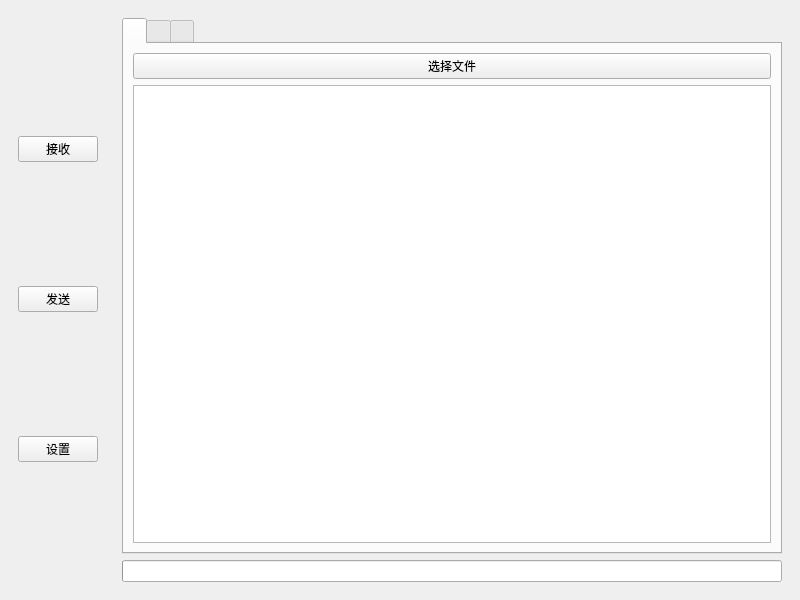
Old version of the form LanFileTransfer/mainwindow.ui in the repository ynyooy/LanFileTransfer.
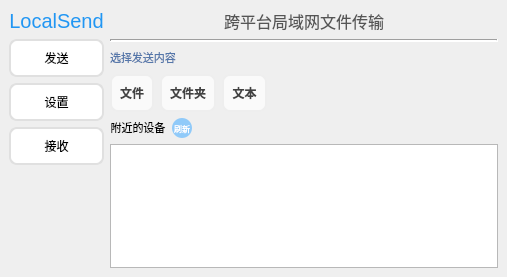
New version of the form.

Commit message: feat: 完善QT界面布局，添加代码注释（按钮/输入框/状态栏）

Diff of the .ui file:
```diff
--- a/LanFileTransfer/mainwindow.ui
+++ b/LanFileTransfer/mainwindow.ui
@@ -6,107 +6,344 @@
    <rect>
     <x>0</x>
     <y>0</y>
-    <width>800</width>
-    <height>600</height>
+    <width>507</width>
+    <height>277</height>
    </rect>
   </property>
   <property name="windowTitle">
    <string>LocalSend</string>
   </property>
   <widget class="QWidget" name="centralwidget">
-   <layout class="QHBoxLayout">
+   <layout class="QHBoxLayout" name="horizontalLayout_4">
     <item>
-     <widget class="QWidget" name="leftPanel">
-      <layout class="QVBoxLayout">
-       <item>
-        <widget class="QPushButton" name="receiveButton">
-         <property name="text">
-          <string>接收</string>
-         </property>
-        </widget>
-       </item>
-       <item>
-        <widget class="QPushButton" name="sendButton">
-         <property name="text">
-          <string>发送</string>
-         </property>
-        </widget>
-       </item>
-       <item>
-        <widget class="QPushButton" name="settingsButton">
-         <property name="text">
-          <string>设置</string>
-         </property>
-        </widget>
-       </item>
-      </layout>
-     </widget>
+     <layout class="QVBoxLayout" name="verticalLayout">
+      <item>
+       <widget class="QLabel" name="lblTitle">
+        <property name="text">
+         <string>&lt;html&gt;&lt;head/&gt;&lt;body&gt;&lt;p align=&quot;center&quot;&gt;&lt;span style=&quot; font-size:15pt; font-weight:300; color:#2196f3;&quot;&gt;LocalSend&lt;/span&gt;&lt;/p&gt;&lt;/body&gt;&lt;/html&gt;</string>
+        </property>
+       </widget>
+      </item>
+      <item>
+       <widget class="QPushButton" name="sendButton">
+        <property name="styleSheet">
+         <string notr="true">QPushButton {
+    border: 2px solid #e0e0e0;
+    border-radius: 8px;
+    background-color: white;
+    padding: 8px;
+}
+
+QPushButton:hover {
+    border-color: #2196f3;
+    background-color: #f5f9ff;
+}
+
+QPushButton:pressed {
+    border-color: #1976d2;
+    background-color: #e3f2fd;
+}</string>
+        </property>
+        <property name="text">
+         <string>发送</string>
+        </property>
+       </widget>
+      </item>
+      <item>
+       <widget class="QPushButton" name="settingsButton">
+        <property name="styleSheet">
+         <string notr="true">QPushButton {
+    border: 2px solid #e0e0e0;
+    border-radius: 8px;
+    background-color: white;
+    padding: 8px;
+}
+
+QPushButton:hover {
+    border-color: #2196f3;
+    background-color: #f5f9ff;
+}
+
+QPushButton:pressed {
+    border-color: #1976d2;
+    background-color: #e3f2fd;
+}</string>
+        </property>
+        <property name="text">
+         <string>设置</string>
+        </property>
+       </widget>
+      </item>
+      <item>
+       <widget class="QPushButton" name="receiveButton">
+        <property name="styleSheet">
+         <string notr="true">QPushButton {
+    border: 2px solid #e0e0e0;
+    border-radius: 8px;
+    background-color: white;
+    padding: 8px;
+}
+
+QPushButton:hover {
+    border-color: #2196f3;
+    background-color: #f5f9ff;
+}
+
+QPushButton:pressed {
+    border-color: #1976d2;
+    background-color: #e3f2fd;
+}</string>
+        </property>
+        <property name="text">
+         <string>接收</string>
+        </property>
+       </widget>
+      </item>
+      <item>
+       <spacer name="verticalSpacer">
+        <property name="orientation">
+         <enum>Qt::Vertical</enum>
+        </property>
+        <property name="sizeHint" stdset="0">
+         <size>
+          <width>20</width>
+          <height>40</height>
+         </size>
+        </property>
+       </spacer>
+      </item>
+     </layout>
     </item>
     <item>
-     <widget class="QWidget" name="rightPanel">
-      <layout class="QVBoxLayout">
-       <item>
-        <widget class="QTabWidget" name="tabWidget">
-         <property name="tabPosition">
-          <enum>QTabWidget::North</enum>
-         </property>
-         <widget class="QWidget" name="fileTab">
-          <layout class="QVBoxLayout">
-           <item>
-            <widget class="QPushButton" name="selectFileButton">
-             <property name="text">
-              <string>选择文件</string>
-             </property>
-            </widget>
-           </item>
-           <item>
-            <widget class="QListView" name="fileListView"/>
-           </item>
-          </layout>
-         </widget>
-         <widget class="QWidget" name="folderTab">
-          <layout class="QVBoxLayout">
-           <item>
-            <widget class="QPushButton" name="selectFolderButton">
-             <property name="text">
-              <string>选择文件夹</string>
-             </property>
-            </widget>
-           </item>
-           <item>
-            <widget class="QListView" name="folderListView"/>
-           </item>
-          </layout>
-         </widget>
-         <widget class="QWidget" name="textTab">
-          <layout class="QVBoxLayout">
-           <item>
-            <widget class="QPushButton" name="selectTextButton">
-             <property name="text">
-              <string>选择文本</string>
-             </property>
-            </widget>
-           </item>
-           <item>
-            <widget class="QListView" name="textListView"/>
-           </item>
-          </layout>
-         </widget>
-        </widget>
-       </item>
-       <item>
-        <widget class="QProgressBar" name="transferProgressBar"/>
-       </item>
-       <item>
-        <widget class="QLabel" name="deviceLabel">
-         <property name="text">
-          <string>附加设备</string>
-         </property>
-        </widget>
-        <widget class="QListView" name="deviceListView"/>
-       </item>
-      </layout>
-     </widget>
+     <layout class="QVBoxLayout" name="verticalLayout_4">
+      <item>
+       <widget class="QLabel" name="lblSubtitle">
+        <property name="styleSheet">
+         <string notr="true">跨平台局域网文件传输</string>
+        </property>
+        <property name="text">
+         <string>&lt;html&gt;&lt;head/&gt;&lt;body&gt;&lt;p align=&quot;center&quot;&gt;&lt;span style=&quot; font-size:12pt; color:#555;&quot;&gt;跨平台局域网文件传输&lt;/span&gt;&lt;/p&gt;&lt;/body&gt;&lt;/html&gt;</string>
+        </property>
+       </widget>
+      </item>
+      <item>
+       <widget class="QFrame" name="line">
+        <property name="frameShape">
+         <enum>QFrame::HLine</enum>
+        </property>
+        <property name="frameShadow">
+         <enum>QFrame::Sunken</enum>
+        </property>
+        <property name="lineWidth">
+         <number>2</number>
+        </property>
+       </widget>
+      </item>
+      <item>
+       <layout class="QVBoxLayout" name="verticalLayout_2">
+        <item>
+         <layout class="QHBoxLayout" name="horizontalLayout">
+          <item>
+           <widget class="QLabel" name="lblSelection">
+            <property name="text">
+             <string>&lt;html&gt;
+&lt;head/&gt;
+&lt;body&gt;
+&lt;p align=&quot;center&quot;&gt;
+  &lt;span style=&quot;font-size:8pt; font-weight:300; color:#5577AA;&quot;&gt;
+  选择发送内容
+&lt;/span&gt;
+&lt;/p&gt;
+&lt;/body&gt;
+&lt;/html&gt;</string>
+            </property>
+           </widget>
+          </item>
+          <item>
+           <spacer name="horizontalSpacer">
+            <property name="orientation">
+             <enum>Qt::Horizontal</enum>
+            </property>
+            <property name="sizeHint" stdset="0">
+             <size>
+              <width>40</width>
+              <height>20</height>
+             </size>
+            </property>
+           </spacer>
+          </item>
+         </layout>
+        </item>
+        <item>
+         <layout class="QHBoxLayout" name="horizontalLayout_2">
+          <item>
+           <widget class="QPushButton" name="btnSendFile">
+            <property name="styleSheet">
+             <string notr="true">QPushButton {
+    border: 2px solid #eeeeee;
+    border-radius: 8px;
+    background-color: #fafafa;
+    padding: 8px;
+    color: #424242;
+    font-weight: 500;
+}
+
+QPushButton:hover {
+    border-color: #bdbdbd;
+    background-color: #f5f5f5;
+    color: #212121;
+}
+
+QPushButton:pressed {
+    border-color: #9e9e9e;
+    background-color: #eeeeee;
+    color: #212121;
+}</string>
+            </property>
+            <property name="text">
+             <string>文件</string>
+            </property>
+           </widget>
+          </item>
+          <item>
+           <widget class="QPushButton" name="btnSendFolder">
+            <property name="styleSheet">
+             <string notr="true">QPushButton {
+    border: 2px solid #eeeeee;
+    border-radius: 8px;
+    background-color: #fafafa;
+    padding: 8px;
+    color: #424242;
+    font-weight: 500;
+}
+
+QPushButton:hover {
+    border-color: #bdbdbd;
+    background-color: #f5f5f5;
+    color: #212121;
+}
+
+QPushButton:pressed {
+    border-color: #9e9e9e;
+    background-color: #eeeeee;
+    color: #212121;
+}</string>
+            </property>
+            <property name="text">
+             <string>文件夹</string>
+            </property>
+           </widget>
+          </item>
+          <item>
+           <widget class="QPushButton" name="btnSendText">
+            <property name="styleSheet">
+             <string notr="true">QPushButton {
+    border: 2px solid #eeeeee;
+    border-radius: 8px;
+    background-color: #fafafa;
+    padding: 8px;
+    color: #424242;
+    font-weight: 500;
+}
+
+QPushButton:hover {
+    border-color: #bdbdbd;
+    background-color: #f5f5f5;
+    color: #212121;
+}
+
+QPushButton:pressed {
+    border-color: #9e9e9e;
+    background-color: #eeeeee;
+    color: #212121;
+}</string>
+            </property>
+            <property name="text">
+             <string>文本</string>
+            </property>
+           </widget>
+          </item>
+          <item>
+           <spacer name="horizontalSpacer_2">
+            <property name="orientation">
+             <enum>Qt::Horizontal</enum>
+            </property>
+            <property name="sizeHint" stdset="0">
+             <size>
+              <width>40</width>
+              <height>20</height>
+             </size>
+            </property>
+           </spacer>
+          </item>
+         </layout>
+        </item>
+       </layout>
+      </item>
+      <item>
+       <layout class="QVBoxLayout" name="verticalLayout_3">
+        <item>
+         <layout class="QHBoxLayout" name="horizontalLayout_3">
+          <item>
+           <widget class="QLabel" name="lblDevicesTitle">
+            <property name="text">
+             <string>&lt;html&gt;&lt;head/&gt;&lt;body&gt;&lt;p align=&quot;center&quot;&gt;&lt;span style=&quot; font-size:8pt; font-weight:200;&quot;&gt;附近的设备&lt;/span&gt;&lt;/p&gt;&lt;/body&gt;&lt;/html&gt;</string>
+            </property>
+           </widget>
+          </item>
+          <item>
+           <widget class="QPushButton" name="btnrefresh">
+            <property name="styleSheet">
+             <string notr="true">QPushButton {
+    border: none;
+    border-radius: 10px;
+    background-color: #90caf9;  /* 变浅的蓝色 */
+    width: 20px;
+    height: 20px;
+    min-width: 20px;
+    max-width: 20px;
+    min-height: 20px;
+    max-height: 20px;
+    qproperty-iconSize: 10px;
+    /* 字体和图标颜色调整为浅色 */
+    color: #ffffff;
+    font-size: 8px;  /* 如果有文字，调整字体大小 */
+}
+
+QPushButton:hover {
+    background-color: #64b5f6;  /* 悬停时稍微深一点 */
+}
+
+QPushButton:pressed {
+    background-color: #42a5f5;  /* 按下时更深一些 */
+}</string>
+            </property>
+            <property name="text">
+             <string>刷新</string>
+            </property>
+           </widget>
+          </item>
+          <item>
+           <spacer name="horizontalSpacer_3">
+            <property name="orientation">
+             <enum>Qt::Horizontal</enum>
+            </property>
+            <property name="sizeHint" stdset="0">
+             <size>
+              <width>40</width>
+              <height>20</height>
+             </size>
+            </property>
+           </spacer>
+          </item>
+         </layout>
+        </item>
+        <item>
+         <widget class="QListView" name="fileListView"/>
+        </item>
+       </layout>
+      </item>
+     </layout>
     </item>
    </layout>
   </widget>
```
